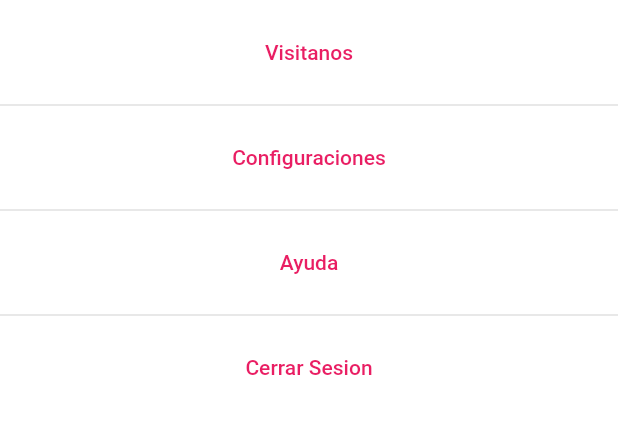
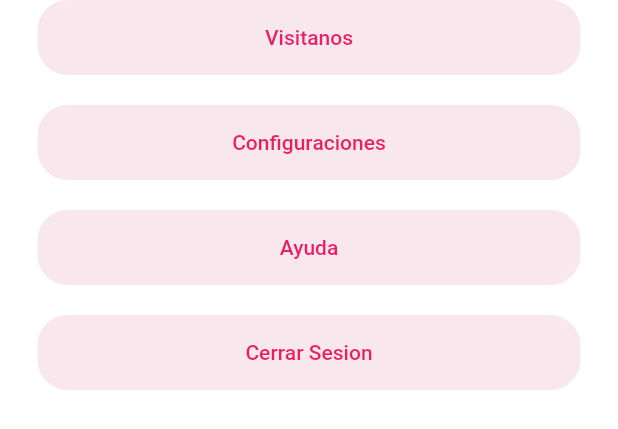
Before and after one commit to wiljean2001/belly_boutique_princess_flutter, a Flutter app: the Body widget shown alone on an empty page, opened directly, on a phone screen of 412 x 824 dp. Shown: the top 429 px of the screen. Run offline on Flutter 3.47's test engine with Material 2 defaults, Android fonts, the light colour scheme and no system bars; our stand-ins replace auto_size_text, bloc, carousel_slider, cloud_firestore, curved_navigation_bar, equatable and 7 more; accounts and stored records are empty; network calls fail; Roboto replaces fonts that are missing (Optima); project files that could hold a hidden picture were left out.

Commit message:
profile screen v1.1

```diff
--- a/lib/pages/profile_user.dart
+++ b/lib/pages/profile_user.dart
@@ -5,6 +5,7 @@ import 'package:belly_boutique_princess/models/user_model.dart';
 import 'package:flutter/material.dart';
 import 'package:flutter_bloc/flutter_bloc.dart';
 import 'package:fluttertoast/fluttertoast.dart';
+import 'package:pinch_zoom/pinch_zoom.dart';
 
 import '../blocs/blocs.dart';
 import '../generated/l10n.dart';
@@ -19,11 +20,8 @@ class UserProfileView extends StatefulWidget {
 }
 
 class _UserProfilePageState extends State<UserProfileView> {
-  final User usuario = User.users.last;
-
   @override
   Widget build(BuildContext context) {
-    final edad = DateTime.now().year - usuario.dateOfBirth!.toDate().year;
     return BlocBuilder<ProfileBloc, ProfileState>(
       builder: (context, state) {
         if (state is ProfileLoading) {
@@ -32,7 +30,9 @@ class _UserProfilePageState extends State<UserProfileView> {
           );
         }
         if (state is ProfileLoaded) {
-          return getProfileLoaded(edad: edad, usuario: usuario);
+          final edad =
+              DateTime.now().year - state.user.dateOfBirth!.toDate().year;
+          return getProfileLoaded(edad: edad, usuario: state.user);
         }
         return Center(child: Text(S.of(context).error_desc));
       },
@@ -62,23 +62,42 @@ class getProfileLoaded extends StatelessWidget {
             // backgroundColor: Colors.transparent,
             floating: true,
             // brightness: ,
-            expandedHeight: 250,
+            expandedHeight: 240,
             flexibleSpace: FlexibleSpaceBar(
               centerTitle: true,
               title: Text(
-                '@${state.user.name}',
-                style: const TextStyle(fontSize: 16),
+                '@${usuario.name}',
+                style: TextStyle(
+                  fontSize: 16,
+                  shadows: [
+                    Shadow(
+                        color: Theme.of(context).primaryColorDark,
+                        blurRadius: 10)
+                  ],
+                ),
               ),
               // collapseMode: CollapseMode.none,
-              background: Container(
+              background: PinchZoom(
+                // onTap: () {
+                //   Fluttertoast.showToast(
+                //       msg: "Agrandar la imagen",
+                //       toastLength: Toast.LENGTH_SHORT,
+                //       gravity: ToastGravity.BOTTOM,
+                //       timeInSecForIosWeb: 1,
+                //       backgroundColor: Colors.grey,
+                //       textColor: Colors.white,
+                //       fontSize: 16.0);
+                // },
+                child: Container(
                   // margin: const EdgeInsets.all(20.0),
                   decoration: BoxDecoration(
                     image: DecorationImage(
                       image: NetworkImage(
-                      state.user.imageUrls[0],
+                        usuario.imageUrls[0],
                         // fit: BoxFit.fill,
                       ),
-                    fit: BoxFit.cover,
+                      alignment: Alignment.center,
+                      fit: BoxFit.fitWidth,
                     ),
                   ),
                   // child: CircleAvatar(
@@ -90,12 +109,17 @@ class getProfileLoaded extends StatelessWidget {
                 ),
               ),
             ),
+          ),
           SliverFillRemaining(
+            hasScrollBody: true,
+            fillOverscroll: true,
+            child: SingleChildScrollView(
               child: Column(
                 children: [
-                SizedBox(
-                  width: double.infinity,
-                  height: 85,
+                  Container(
+                    margin: const EdgeInsets.only(bottom: 20),
+                    // width: double.infinity,
+                    height: 80,
                     child: Container(
                       padding: const EdgeInsets.symmetric(vertical: 20),
                       decoration: BoxDecoration(
@@ -113,14 +137,12 @@ class getProfileLoaded extends StatelessWidget {
                               Text(
                                 'Edad',
                                 style: TextStyle(
-                                  color: Theme.of(context)
-                                      .primaryColorLight),
+                                    color: Theme.of(context).primaryColorLight),
                               ),
                               Text(
                                 edad.toString(),
                                 style: TextStyle(
-                                  color: Theme.of(context)
-                                      .primaryColorLight),
+                                    color: Theme.of(context).primaryColorLight),
                               ),
                             ],
                           ),
@@ -129,14 +151,12 @@ class getProfileLoaded extends StatelessWidget {
                               Text(
                                 "Sexo",
                                 style: TextStyle(
-                                  color: Theme.of(context)
-                                      .primaryColorLight),
+                                    color: Theme.of(context).primaryColorLight),
                               ),
                               Text(
                                 usuario.gender,
                                 style: TextStyle(
-                                  color: Theme.of(context)
-                                      .primaryColorLight),
+                                    color: Theme.of(context).primaryColorLight),
                               ),
                             ],
                           ),
@@ -147,13 +167,13 @@ class getProfileLoaded extends StatelessWidget {
                   const Body(),
                 ],
               ),
-          )
+            ),
+          ),
         ],
       ),
     );
   }
 }
-
 
 class Body extends StatelessWidget {
   const Body({
@@ -163,12 +183,15 @@ class Body extends StatelessWidget {
   @override
   Widget build(BuildContext context) {
     return Column(
+      mainAxisSize: MainAxisSize.min,
       children: [
-        const SizedBox(
-          height: 10,
+        Padding(
+          padding: const EdgeInsets.symmetric(horizontal: 25),
+          child: Container(
+            decoration: BoxDecoration(
+              color: Theme.of(context).primaryColorDark.withOpacity(0.1),
+              borderRadius: BorderRadius.circular(20),
             ),
-        Padding(
-          padding: const EdgeInsets.symmetric(horizontal: 5),
             child: SizedBox(
               width: MediaQuery.of(context).size.width,
               height: 50,
@@ -190,9 +213,15 @@ class Body extends StatelessWidget {
               ),
             ),
           ),
-        const Divider(height: 20, thickness: 1),
+        ),
+        const SizedBox(height: 20),
         Padding(
-          padding: const EdgeInsets.symmetric(horizontal: 5),
+          padding: const EdgeInsets.symmetric(horizontal: 25),
+          child: Container(
+            decoration: BoxDecoration(
+              color: Theme.of(context).primaryColorDark.withOpacity(0.1),
+              borderRadius: BorderRadius.circular(20),
+            ),
             child: SizedBox(
               width: MediaQuery.of(context).size.width,
               height: 50,
@@ -207,9 +236,15 @@ class Body extends StatelessWidget {
               ),
             ),
           ),
-        const Divider(height: 20, thickness: 1),
+        ),
+        const SizedBox(height: 20),
         Padding(
-          padding: const EdgeInsets.symmetric(horizontal: 5),
+          padding: const EdgeInsets.symmetric(horizontal: 25),
+          child: Container(
+            decoration: BoxDecoration(
+              color: Theme.of(context).primaryColorDark.withOpacity(0.1),
+              borderRadius: BorderRadius.circular(20),
+            ),
             child: SizedBox(
               width: MediaQuery.of(context).size.width,
               height: 50,
@@ -231,22 +266,31 @@ class Body extends StatelessWidget {
               ),
             ),
           ),
-        const Divider(height: 20, thickness: 1),
+        ),
+        const SizedBox(height: 20),
         Padding(
-          padding: const EdgeInsets.symmetric(horizontal: 5),
+          padding: const EdgeInsets.symmetric(horizontal: 25),
+          child: Container(
+            decoration: BoxDecoration(
+              color: Theme.of(context).primaryColorDark.withOpacity(0.1),
+              borderRadius: BorderRadius.circular(20),
+            ),
             child: SizedBox(
               width: MediaQuery.of(context).size.width,
               height: 50,
               child: MaterialButton(
                 onPressed: () {
                   RepositoryProvider.of<AuthRepository>(context).signOut();
-                context.read<AuthBloc>().add(const AuthUserChanged(user: null));
+                  context
+                      .read<AuthBloc>()
+                      .add(const AuthUserChanged(user: null));
                   Navigator.pushNamedAndRemoveUntil(
                       context, '/', (route) => false);
                 },
                 child: const Text(
                   'Cerrar Sesion',
                   style: TextStyle(color: Colors.pink),
+                ),
               ),
             ),
           ),
--- a/pubspec.yaml
+++ b/pubspec.yaml
@@ -33,6 +33,7 @@ dependencies:
   smooth_page_indicator: ^1.0.0+2
   animations: ^2.0.2
   auto_size_text: ^3.0.0
+  pinch_zoom: ^1.0.0
 
 dev_dependencies:
   flutter_test:
```
Also changed, not shown: pubspec.lock, 1 other file. Lines whose indentation alone changed are shown as unchanged.
